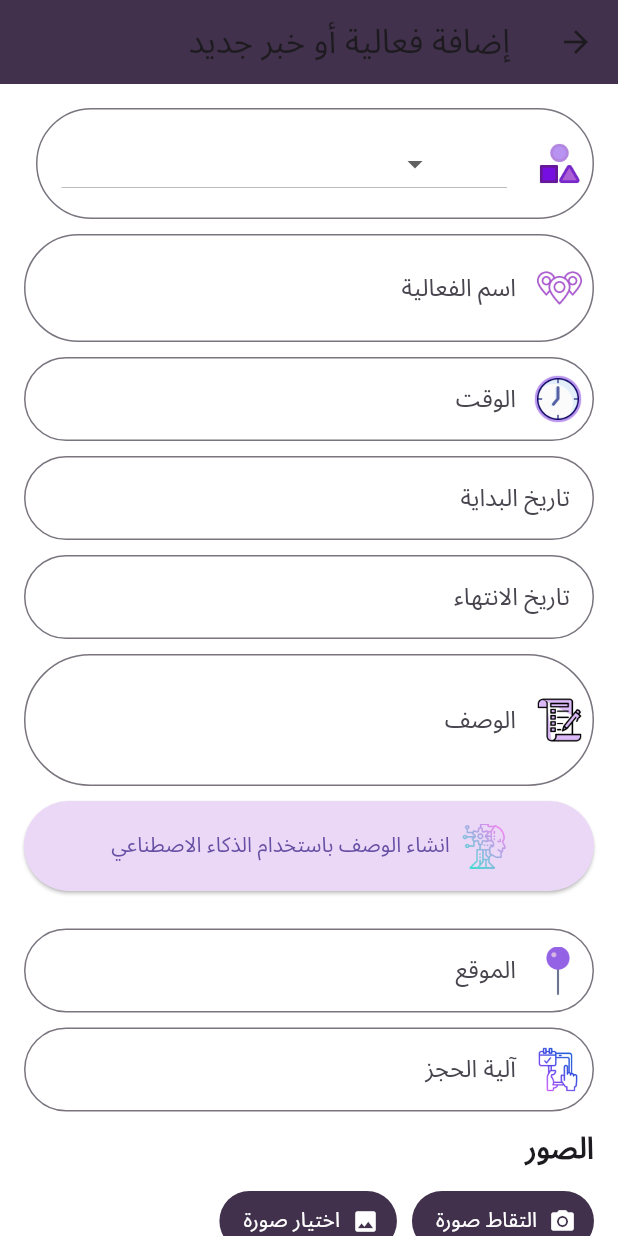
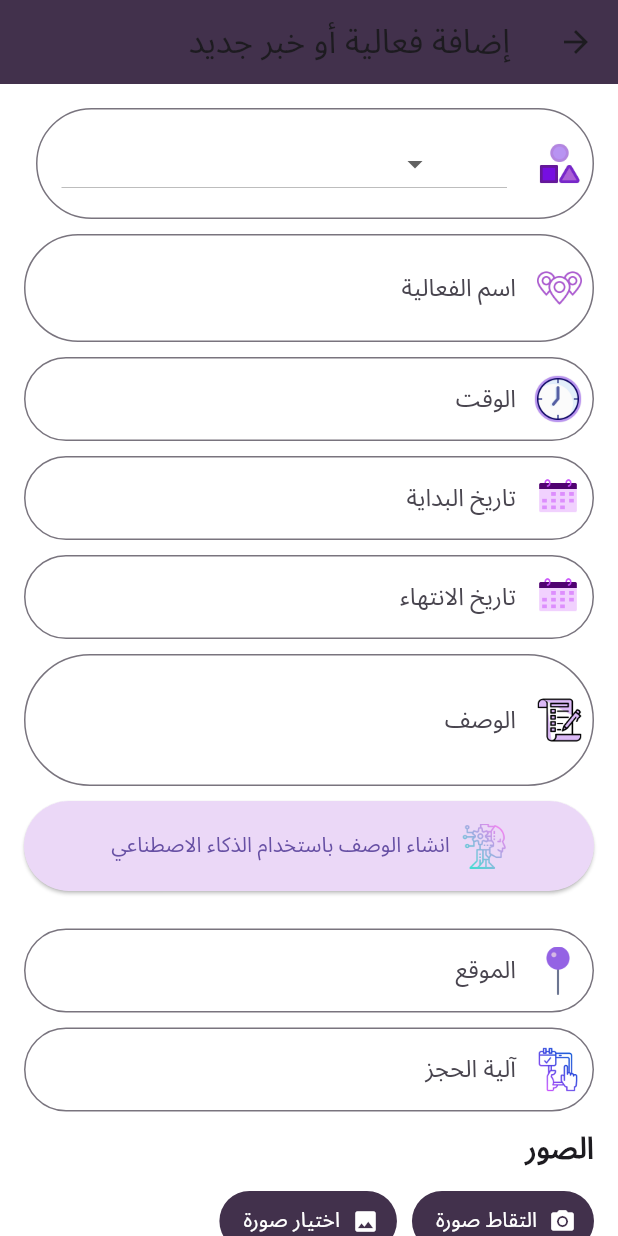
Before and after one commit to DanaAlotay/2023-GP1-9, a Flutter app: the AdminEvents screen opened directly, after a tap on "إضافة فعالية أو خبر جديد", on a phone screen of 412 x 824 dp. Run offline on Flutter 3.47's test engine with Material 3 defaults, Android fonts, the phone set to English and light mode, and no system bars; our stand-ins replace animate_do, carousel_slider, cloud_firestore, firebase_auth, firebase_core, firebase_storage and 5 more; missing offline and left inert: dart:ffi; accounts and stored records are empty.

Commit message:
date  icon

```diff
--- a/riyadh_guide-main1/lib/screens/adminAddEvnt.dart
+++ b/riyadh_guide-main1/lib/screens/adminAddEvnt.dart
@@ -418,10 +418,13 @@ Future<String?> getApiKey() async {
     border: OutlineInputBorder(
       borderRadius: BorderRadius.circular(40),
     ),
-    prefix: Image.asset(
-      'lib/icons/calendar.png', // Adjust the path to your image
-      width: 17, // Adjust the width as needed
-      height: 17, // Adjust the height as needed
+    prefixIcon: Padding(
+      padding: EdgeInsets.all(8),
+      child: Image.asset(
+        'lib/icons/calendar.png', // Adjust the image path as per your file structure
+        width: 20,
+        height: 20,
+      ),
     ),
   ),
   style: TextStyle(fontSize: 16, color: Colors.black),
@@ -469,10 +472,13 @@ TextFormField(
     border: OutlineInputBorder(
       borderRadius: BorderRadius.circular(40),
     ),
-    prefix: Image.asset(
-      'lib/icons/calendar.png', // Adjust the path to your image
-      width: 17, // Adjust the width as needed
-      height: 17, // Adjust the height as needed
+    prefixIcon: Padding(
+      padding: EdgeInsets.all(8),
+      child: Image.asset(
+        'lib/icons/calendar.png', // Adjust the image path as per your file structure
+        width: 20,
+        height: 20,
+      ),
     ),
   ),
   style: TextStyle(fontSize: 16, color: Colors.black),
```
Also changed, not shown: riyadh_guide-main1/lib/screens/adminEditEvent.dart (+16 -0 lines).
